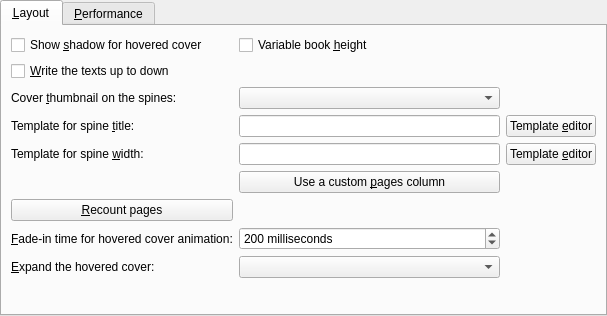
First picture: the form in src/calibre/gui2/preferences/look_feel_tabs/bookshelf_view.ui, repository kovidgoyal/calibre, before the edit.
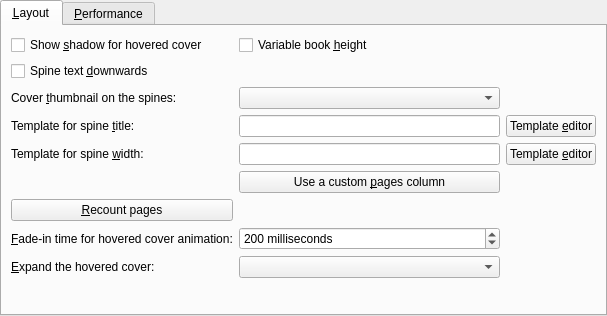
Second picture: the form after the edit. Custom widgets are drawn as their Qt base class.

The edit to the form file:
```diff
--- a/src/calibre/gui2/preferences/look_feel_tabs/bookshelf_view.ui
+++ b/src/calibre/gui2/preferences/look_feel_tabs/bookshelf_view.ui
@@ -81,7 +81,10 @@
     <item row="1" column="0">
      <widget class="QCheckBox" name="opt_bookshelf_up_to_down">
       <property name="text">
-       <string>&amp;Write the texts up to down</string>
+       <string>Spine text &amp;downwards</string>
+      </property>
+      <property name="toolTip">
+       <string>Control whether the text shown on book spines goes upwards or downwards</string>
       </property>
      </widget>
     </item>
```
